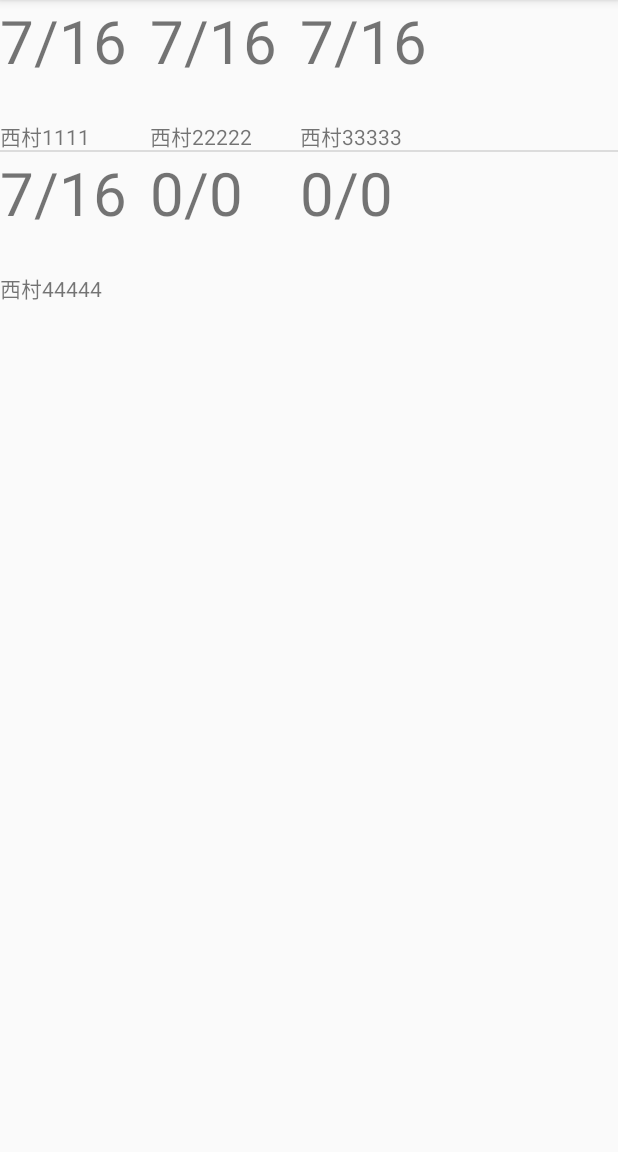
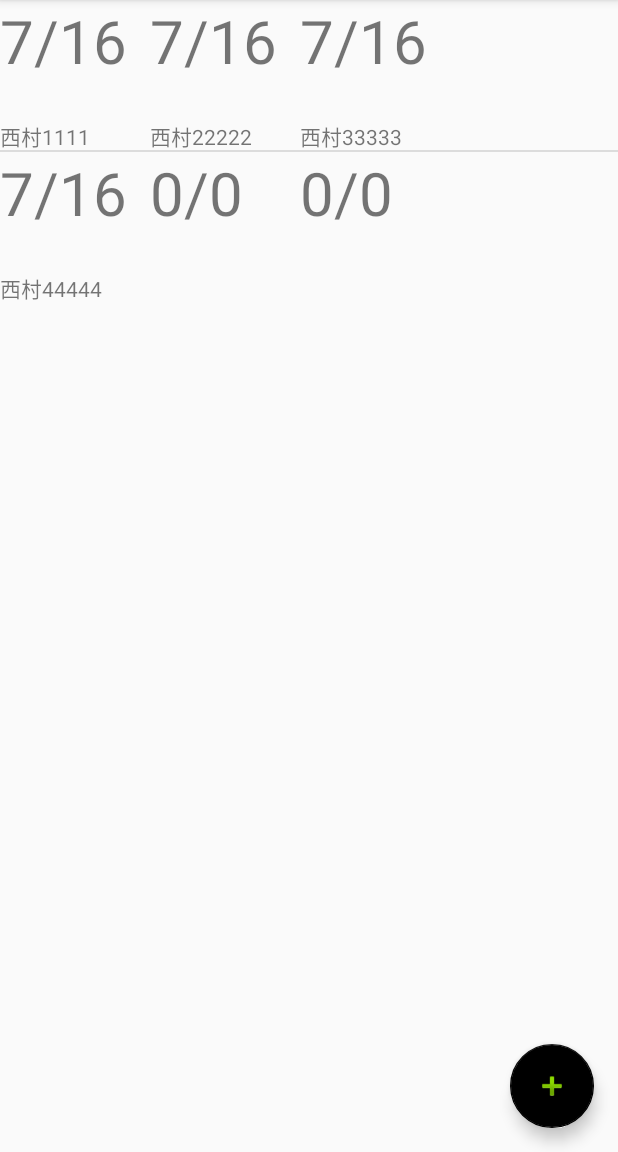
Before and after one commit to t-robop/Tancolle, an Android app: the screen it shows after launch (MainListActivity), on a phone screen of 412 x 824 dp, the part 84-1236 px from its top. Run offline under Robolectric (Android 15) with nearby library versions, the phone set to English and light mode, and no system bars.

Commit message:
FloatingActionButton追加

```diff
--- a/app/src/main/java/org/t_robop/y_ogawara/tancolle/MainListActivity.java
+++ b/app/src/main/java/org/t_robop/y_ogawara/tancolle/MainListActivity.java
@@ -2,6 +2,8 @@ package org.t_robop.y_ogawara.tancolle;
 
 import android.content.Intent;
 import android.os.Bundle;
+import android.support.design.widget.FloatingActionButton;
+import android.support.design.widget.Snackbar;
 import android.support.v7.app.AppCompatActivity;
 import android.util.Log;
 import android.view.View;
@@ -20,6 +22,17 @@ public class MainListActivity extends AppCompatActivity {
         super.onCreate(savedInstanceState);
         setContentView(R.layout.activity_main_list);
         ListView listView2 = (ListView) findViewById(R.id.listView1);
+
+        FloatingActionButton add = (FloatingActionButton) findViewById(R.id.add);
+        if (add != null) {
+            add.setOnClickListener(new View.OnClickListener() {
+                @Override
+                public void onClick(View view) {
+                    Snackbar.make(view, "Replace with your own action", Snackbar.LENGTH_LONG)
+                            .setAction("Action", null).show();
+                }
+            });
+        }
 
 
 //        ArrayList<MainListData> MainListArray = new ArrayList<>();
--- a/app/src/main/res/layout/activity_main_list.xml
+++ b/app/src/main/res/layout/activity_main_list.xml
@@ -1,12 +1,25 @@
 <?xml version="1.0" encoding="utf-8"?>
-<LinearLayout xmlns:android="http://schemas.android.com/apk/res/android"
+<android.support.design.widget.CoordinatorLayout xmlns:android="http://schemas.android.com/apk/res/android"
     xmlns:tools="http://schemas.android.com/tools"
     android:layout_width="match_parent"
     android:layout_height="match_parent"
+    xmlns:app="http://schemas.android.com/apk/res-auto"
     tools:context="org.t_robop.y_ogawara.tancolle.MainListActivity">
 
     <ListView
         android:layout_width="wrap_content"
         android:layout_height="wrap_content"
         android:id="@+id/listView1" />
-</LinearLayout>
+
+
+    <android.support.design.widget.FloatingActionButton
+        android:id="@+id/add"
+        android:layout_width="wrap_content"
+        android:layout_height="wrap_content"
+        android:layout_gravity="bottom|end"
+        android:layout_margin="@dimen/fab_margin"
+        android:src="@android:drawable/ic_input_add"
+        app:backgroundTint="@android:color/black"
+        />
+
+    </android.support.design.widget.CoordinatorLayout>
```
